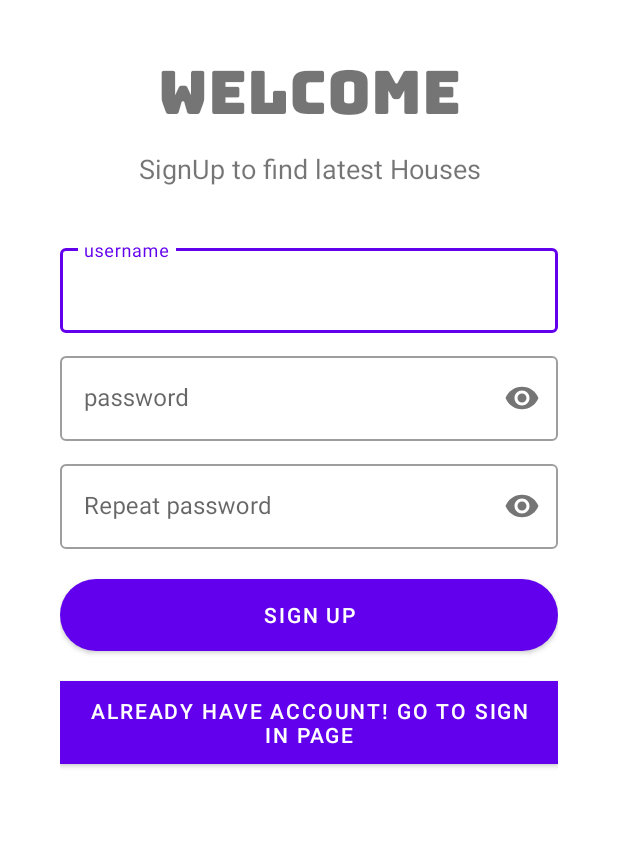
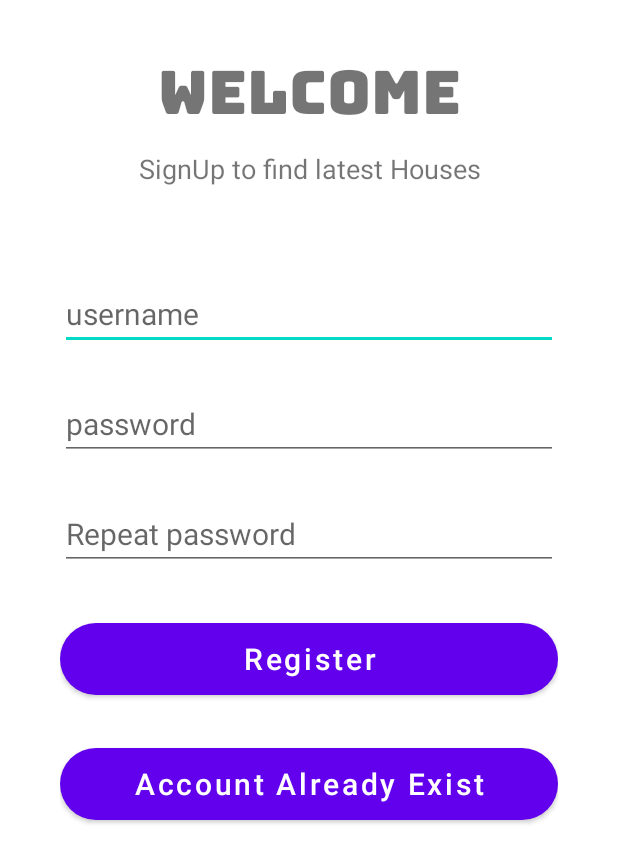
Before and after one commit to GloryJumbo/HouseRentalsApp, an Android app: the SignUp screen opened directly, with no data from a screen before it, on a phone screen of 412 x 824 dp. Shown: the top 863 px of the screen. Run offline under Robolectric (Android 15) with nearby library versions, the phone set to English and light mode, and no system bars; Roboto replaces fonts that are not available here.

Commit message:
more changes on the interface

```diff
--- a/app/src/main/java/com/example/houserentalsapp/SignUp.java
+++ b/app/src/main/java/com/example/houserentalsapp/SignUp.java
@@ -2,16 +2,14 @@ package com.example.houserentalsapp;
 
 import android.content.Intent;
 import android.os.Bundle;
-import android.view.View;
 import android.widget.Button;
+import android.widget.EditText;
 import android.widget.Toast;
-
-import com.google.android.material.textfield.TextInputLayout;
 
 import androidx.appcompat.app.AppCompatActivity;
 
 public class SignUp extends AppCompatActivity {
-    TextInputLayout username,password,rePassword;
+    EditText username,password,RePassword;
     Button sgnIn_btn, AlreadySgnUp_btn;
     DBHelper myDB;
 
@@ -20,21 +18,20 @@ public class SignUp extends AppCompatActivity {
         super.onCreate(savedInstanceState);
         setContentView(R.layout.activity_sign_up);
 
-        username = (TextInputLayout)findViewById(R.id.usernameUp);
-        password = (TextInputLayout)findViewById(R.id.passwordUp);
-        rePassword = (TextInputLayout)findViewById(R.id.rePasswordUp);
+        username = findViewById(R.id.RegUsername);
+        password = findViewById(R.id.RegPassword);
 
-        sgnIn_btn = (Button) findViewById(R.id.sgnIn_btnUp);
-        AlreadySgnUp_btn = (Button) findViewById(R.id.AlreadySgnUp_btnUp);
+        RePassword = findViewById(R.id.RegRePassword);
+
+        sgnIn_btn = findViewById(R.id.btnSignUp);
+        AlreadySgnUp_btn = findViewById(R.id.btnSignInReg);
 
         myDB = new DBHelper(this);
 
-        sgnIn_btn.setOnClickListener(new View.OnClickListener() {
-            @Override
-            public void onClick(View view) {
-                String user = username.getEditText().getText().toString();
-                String pass = password.getEditText().toString();
-                String rePass  = rePassword.getEditText().toString();
+        sgnIn_btn.setOnClickListener(view -> {
+            String user = username.getText().toString();
+            String pass = password.getText().toString();
+            String rePass  = RePassword.getText().toString();
 
             if(user.equals("") || pass.equals("") || rePass.equals("")){
                 Toast.makeText(SignUp.this, "Fill all the fields", Toast.LENGTH_SHORT).show();
@@ -43,11 +40,11 @@ public class SignUp extends AppCompatActivity {
             {
                 if (pass.equals(rePass)){
                     Boolean userCheckResult = myDB.checkUsername(user);
-                        if (userCheckResult==false)
+                    if (!userCheckResult)
                     {
                         Boolean regResult = myDB.insertData(user,pass);
-                            if (regResult==true){
-                                Toast.makeText(SignUp.this, "Registration Successful ", Toast.LENGTH_SHORT).show();
+                        if (regResult){
+                            Toast.makeText(SignUp.this, "Registration Successful", Toast.LENGTH_SHORT).show();
                             Intent intent= new Intent(getApplicationContext(),MainActivity.class);
                             startActivity(intent);
                         }
@@ -65,15 +62,11 @@ public class SignUp extends AppCompatActivity {
                     Toast.makeText(SignUp.this, "Password not Matching", Toast.LENGTH_SHORT).show();
                 }
             }
-            }
         });
-        AlreadySgnUp_btn.setOnClickListener(new View.OnClickListener() {
-            @Override
-            public void onClick(View view) {
+        AlreadySgnUp_btn.setOnClickListener(view -> {
             Intent intent= new Intent(getApplicationContext(),MainActivity.class);
             startActivity(intent);
 
-            }
         });
 
     }
--- a/app/src/main/res/layout/activity_sign_up.xml
+++ b/app/src/main/res/layout/activity_sign_up.xml
@@ -52,69 +52,55 @@
         app:layout_constraintStart_toStartOf="parent"
         app:layout_constraintTop_toBottomOf="@+id/textView2">
 
-        <com.google.android.material.textfield.TextInputLayout
-            android:id="@+id/usernameUp"
+        <EditText
+            android:id="@+id/RegUsername"
             android:layout_width="match_parent"
             android:layout_height="wrap_content"
-            app:counterMaxLength="15"
             android:hint="@string/username"
-            style="@style/Widget.MaterialComponents.TextInputLayout.OutlinedBox">
+            android:layout_marginTop="25dp"
+            android:textSize="20sp"
+            android:inputType="text"
+            android:importantForAutofill="no"/>
 
-            <com.google.android.material.textfield.TextInputEditText
-                android:layout_width="match_parent"
-                android:layout_height="wrap_content"
-                android:inputType="text">
-
-            </com.google.android.material.textfield.TextInputEditText>
-        </com.google.android.material.textfield.TextInputLayout>
+        <EditText
+            android:id="@+id/RegPassword"
+            android:layout_width="match_parent"
+            android:layout_height="wrap_content"
+            android:hint="@string/password"
+            android:inputType="textPassword"
+            android:layout_marginTop="25dp"
+            android:textSize="20sp"
+            android:importantForAutofill="no" />
+        <EditText
+            android:id="@+id/RegRePassword"
+            android:layout_width="match_parent"
+            android:layout_height="wrap_content"
+            android:inputType="textPassword"
+            android:hint="@string/repeat_password"
+            android:layout_marginTop="25dp"
+            app:passwordToggleEnabled="true"
+            android:textSize="20sp"
+            android:importantForAutofill="no" />
 
 
-        <com.google.android.material.textfield.TextInputLayout
-            android:id="@+id/passwordUp"
-            style="@style/Widget.MaterialComponents.TextInputLayout.OutlinedBox"
+        <Button
+            android:id="@+id/btnSignUp"
             android:layout_width="match_parent"
             android:layout_height="wrap_content"
-            android:layout_marginTop="10dp"
-            android:hint="@string/password"
-            app:passwordToggleEnabled="true">
-
-            <com.google.android.material.textfield.TextInputEditText
-                android:layout_width="match_parent"
-                android:layout_height="wrap_content"
-                android:inputType="textPassword" />
-        </com.google.android.material.textfield.TextInputLayout>
-        <com.google.android.material.textfield.TextInputLayout
-            android:id="@+id/rePasswordUp"
-            style="@style/Widget.MaterialComponents.TextInputLayout.OutlinedBox"
+            android:text="@string/register"
+            android:textAllCaps="false"
+            android:background="@drawable/button_shape"
+            android:layout_marginTop="35dp"
+            android:textSize="20sp"/>
+        <Button
+            android:id="@+id/btnSignInReg"
             android:layout_width="match_parent"
             android:layout_height="wrap_content"
-            android:layout_marginTop="10dp"
-            android:hint="@string/repeat_password"
-            app:passwordToggleEnabled="true">
-
-            <com.google.android.material.textfield.TextInputEditText
-                android:layout_width="match_parent"
-                android:layout_height="wrap_content"
-                android:inputType="textPassword" />
-        </com.google.android.material.textfield.TextInputLayout>
-
-        <Button
-            android:id="@+id/sgnIn_btnUp"
-            android:layout_width="match_parent"
-            android:layout_height="wrap_content"
-            android:layout_marginTop="20dp"
+            android:text="@string/account_already_exist"
+            android:textAllCaps="false"
             android:background="@drawable/button_shape"
-            android:text="@string/sign_up" />
-        <Button
-            android:id="@+id/AlreadySgnUp_btnUp"
-            android:layout_width="match_parent"
-            android:layout_height="wrap_content"
-            android:layout_marginTop="20dp"
-            android:background="@color/purple_700"
-            android:text="Already have Account! Go to Sign In Page"
-            tools:ignore="HardcodedText" />
-
-
+            android:layout_marginTop="35dp"
+            android:textSize="20sp"/>
     </LinearLayout>
 
 </androidx.constraintlayout.widget.ConstraintLayout>
--- a/app/src/main/res/values/strings.xml
+++ b/app/src/main/res/values/strings.xml
@@ -17,4 +17,7 @@
     <string name="sub_title">Sub Title</string>
     <string name="repeat_password">Repeat password</string>
     <string name="sign_up">SIGN UP</string>
+    <string name="register">Register</string>
+    <string name="account_already_exist">Account Already Exist</string>
+    <string name="new_user_register_here">New User! Register Here</string>
 </resources>
```
Also changed, not shown: app/src/main/java/com/example/houserentalsapp/MainActivity.java (+11 -19 lines), app/src/main/res/layout/activity_admin_panel.xml (+55 -0 lines), app/src/main/res/layout/activity_main.xml (+42 -63 lines), 1 other file. Lines whose indentation alone changed are shown as unchanged.
